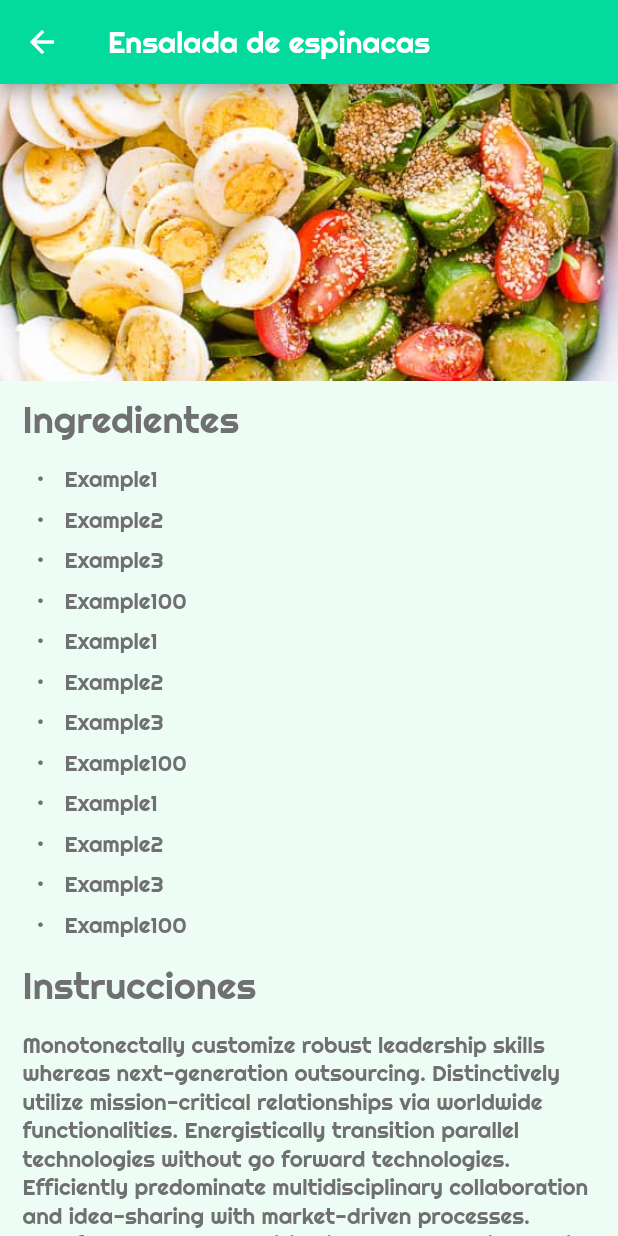
After one commit to Memo28/Healthy-Life, a Flutter app: the MainDiet screen opened directly, after a tap on "Desayuno", on a phone screen of 412 x 824 dp. The commit adds this screen. Run offline on Flutter 3.47's test engine with Material 2 defaults, Android fonts, the phone set to English and light mode, and no system bars; drawn by our look-alikes of flutter_markdown.

Commit message:
Add meal details screen

```diff
--- a/healthy_life/lib/diet_page/diet_overview.dart
+++ b/healthy_life/lib/diet_page/diet_overview.dart
@@ -1,5 +1,7 @@
 import 'package:flutter/material.dart';
 import 'package:healthy_life/workout_page/text_format.dart';
+import 'meal_screen.dart';
+
 class DietOverview extends StatefulWidget{
   String meal_time = "Desayuno";
   String meal_name = "Ensalada de espinacas";
@@ -19,6 +21,11 @@ class _DietOverview extends State<DietOverview>{
   Widget build(BuildContext context) {
     // TODO: implement build
     final pathImage = 'assets/images/salad.jpg';
+
+
+    Future goToMealInformation(context) async {
+      Navigator.push(context, MaterialPageRoute(builder: (context) => MealScreen()));
+    }
 
     final image = Container(
       height: 120,
@@ -71,7 +78,10 @@ class _DietOverview extends State<DietOverview>{
       ),
     );
 
-    return Container(
+    return InkWell(
+      onTap: () {
+        goToMealInformation(context);
+      },
       child: Column(
         children: <Widget>[
           TextFormat(widget.meal_time, 15, 1),
--- /dev/null
+++ b/healthy_life/lib/diet_page/meal_screen.dart
@@ -0,0 +1,111 @@
+import 'package:flutter/material.dart';
+import 'package:flutter_markdown/flutter_markdown.dart';
+
+
+class MealScreen extends StatelessWidget{
+  String meal_name = "Ensalada de espinacas";
+  String meal_path = "assets/images/salad.jpg";
+  final testData = ["Example1", "Example2", "Example3", "Example100", "Example1", "Example2", "Example3", "Example100", "Example1", "Example2", "Example3", "Example100"];
+
+
+
+  @override
+  Widget build(BuildContext context) {
+    final _markDownData = testData.map((x) => "- $x\n").reduce((x, y) => "$x$y");
+
+    final meal_image = Container(
+      height: MediaQuery.of(context).size.height * 0.24,
+      decoration: BoxDecoration(
+        image: DecorationImage(
+            image: AssetImage(meal_path),
+            fit: BoxFit.cover
+        )
+      ),
+    );
+
+    final ingredients_text = Padding(
+      padding: EdgeInsets.only(left: 15, top: 10, bottom: 15),
+      child: Text(
+        "Ingredientes",
+        textAlign: TextAlign.left,
+        style: TextStyle(
+            fontFamily: "Righteous",
+            fontSize: 25,
+            color: Theme.of(context).textSelectionColor
+        ),
+      )
+    );
+
+    final instructions_text = Padding(
+        padding: EdgeInsets.only(left: 15, top: 15),
+        child: Text(
+          "Instrucciones",
+          textAlign: TextAlign.left,
+          style: TextStyle(
+              fontFamily: "Righteous",
+              fontSize: 25,
+              color: Theme.of(context).textSelectionColor
+          ),
+        )
+    );
+
+    final ingredientes = Container(
+        padding: EdgeInsets.only(left: 15),
+        child: MarkdownBody(
+            data: _markDownData,
+            styleSheet: MarkdownStyleSheet.fromTheme(Theme.of(context).copyWith(
+              textTheme: TextTheme(
+                body1: TextStyle(
+                    fontFamily: "Righteous",
+                    fontSize: 15,
+                    color: Theme.of(context).textSelectionColor
+                )
+              )
+            ))
+        ),
+    );
+
+    final intructions = Padding(
+        padding: EdgeInsets.only(left: 15, top: 15),
+        child: Text(
+          "Monotonectally customize robust leadership skills whereas next-generation outsourcing. Distinctively utilize mission-critical relationships via worldwide functionalities. Energistically transition parallel technologies without go forward technologies. Efficiently predominate multidisciplinary collaboration and idea-sharing with market-driven processes. Phosfluorescently transition intermandated innovation after web-enabled technologies.",
+          textAlign: TextAlign.left,
+          style: TextStyle(
+              fontFamily: "Righteous",
+              fontSize: 15,
+              color: Theme.of(context).textSelectionColor
+          ),
+        )
+    );
+
+
+    return Scaffold(
+      backgroundColor: Theme.of(context).backgroundColor,
+      appBar: AppBar(
+        iconTheme: IconThemeData(
+          color: Colors.white
+        ),
+        title: Text(
+          meal_name,
+          style: TextStyle(
+            color: Colors.white,
+            fontFamily: "Righteous"
+          ),
+        ),
+      ),
+      body: Container(
+        child: ListView(
+//          crossAxisAlignment: CrossAxisAlignment.start,
+          children: <Widget>[
+            meal_image,
+            ingredients_text,
+            ingredientes,
+            instructions_text,
+            intructions
+          ],
+        ),
+      ),
+    );
+  }
+
+}
--- a/healthy_life/pubspec.yaml
+++ b/healthy_life/pubspec.yaml
@@ -23,6 +23,7 @@ dependencies:
   # The following adds the Cupertino Icons font to your application.
   # Use with the CupertinoIcons class for iOS style icons.
   cupertino_icons: ^0.1.2
+  flutter_markdown: ^0.3.4
 
 dev_dependencies:
   flutter_test:
```
Also changed, not shown: healthy_life/pubspec.lock, 1 other file.
